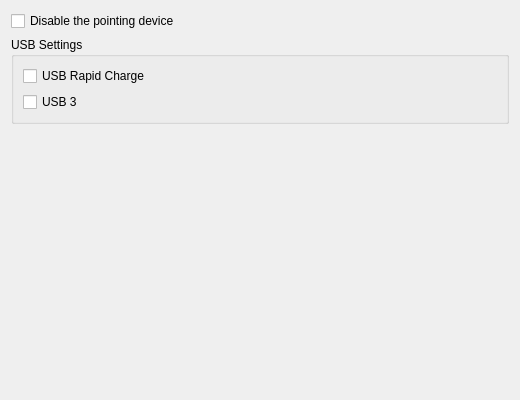
jfmcarreira/ktoshiba, file kcm/general.ui: the form before one commit.
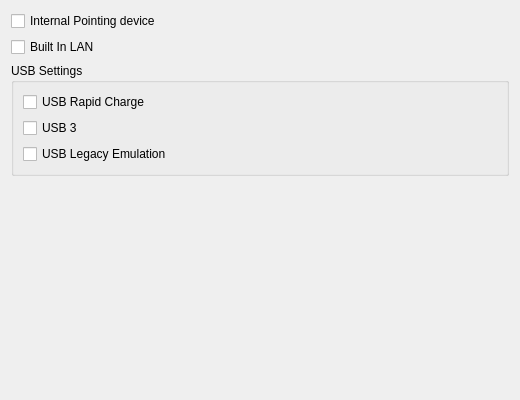
The form after the commit.

Commit message: Addes support for Built-in LAN, Boot Speed plus misc changes and fixes

What changed in the file:
```diff
--- a/kcm/general.ui
+++ b/kcm/general.ui
@@ -14,9 +14,9 @@
   <property name="windowTitle">
    <string>General Settings</string>
   </property>
-  <layout class="QFormLayout" name="formLayout_2">
-   <item row="0" column="0" alignment="Qt::AlignRight">
-    <widget class="QCheckBox" name="touchpad_checkbox">
+  <layout class="QFormLayout" name="formLayout">
+   <item row="0" column="0" alignment="Qt::AlignLeft">
+    <widget class="QCheckBox" name="pointing_device_checkbox">
      <property name="toolTip">
       <string>Disables the touchpad (and trackpoint, if available) via hardware.</string>
      </property>
@@ -24,17 +24,30 @@
       <string>Disables the touchpad (and trackpoint, if available) via hardware.</string>
      </property>
      <property name="text">
-      <string>Disable the pointing device</string>
+      <string>Internal Pointing device</string>
      </property>
     </widget>
    </item>
-   <item row="1" column="0" colspan="2">
+   <item row="1" column="0" alignment="Qt::AlignLeft">
+    <widget class="QCheckBox" name="built_in_lan_checkbox">
+     <property name="toolTip">
+      <string>Toggles the built in LAN device.</string>
+     </property>
+     <property name="whatsThis">
+      <string>Toggles the built in LAN device.</string>
+     </property>
+     <property name="text">
+      <string>Built In LAN</string>
+     </property>
+    </widget>
+   </item>
+   <item row="2" column="0" colspan="2">
     <widget class="QGroupBox" name="groupBox">
      <property name="title">
       <string>USB Settings</string>
      </property>
-     <layout class="QFormLayout" name="formLayout">
-      <item row="0" column="0" alignment="Qt::AlignRight">
+     <layout class="QFormLayout" name="formLayout_2">
+      <item row="0" column="0" alignment="Qt::AlignLeft">
        <widget class="QCheckBox" name="rapid_charge_checkbox">
         <property name="toolTip">
          <string>Toggles the USB rapid charge feature.</string>
@@ -47,7 +60,7 @@
         </property>
        </widget>
       </item>
-      <item row="1" column="0" alignment="Qt::AlignRight">
+      <item row="1" column="0" alignment="Qt::AlignLeft">
        <widget class="QCheckBox" name="usb_three_checkbox">
         <property name="toolTip">
          <string>Disables USB 3 functionality, acting as a regular USB 2.</string>
@@ -60,6 +73,19 @@
         </property>
        </widget>
       </item>
+      <item row="2" column="0" alignment="Qt::AlignLeft">
+       <widget class="QCheckBox" name="usb_legacy_checkbox">
+        <property name="toolTip">
+         <string>Toggles the USB Legacy Emulation feature.</string>
+        </property>
+        <property name="whatsThis">
+         <string>Toggles the USB Legacy Emulation feature.</string>
+        </property>
+        <property name="text">
+         <string>USB Legacy Emulation</string>
+        </property>
+       </widget>
+      </item>
      </layout>
     </widget>
    </item>
```
Left out of the diff: 8 changed lines with no effect on the pictures. The commit also changes 46 other files.
